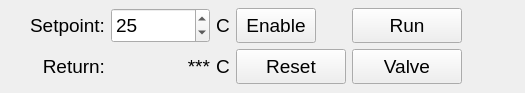
First picture: the form in LAUDA_UI.ui, repository smertouh/1_MeV_UI_additional, before the edit.
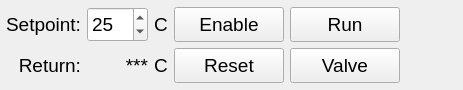
Second picture: the form after the edit. Icons and pictures are not drawn.

```diff
--- a/LAUDA_UI.ui
+++ b/LAUDA_UI.ui
@@ -6,8 +6,8 @@
    <rect>
     <x>0</x>
     <y>0</y>
-    <width>525</width>
-    <height>93</height>
+    <width>449</width>
+    <height>90</height>
    </rect>
   </property>
   <property name="sizePolicy">
@@ -18,13 +18,13 @@
   </property>
   <property name="minimumSize">
    <size>
-    <width>525</width>
-    <height>93</height>
+    <width>0</width>
+    <height>0</height>
    </size>
   </property>
   <property name="maximumSize">
    <size>
-    <width>525</width>
+    <width>449</width>
     <height>93</height>
    </size>
   </property>
@@ -145,7 +145,7 @@
       <item row="0" column="1">
        <widget class="QSpinBox" name="spinBox_4">
         <property name="sizePolicy">
-         <sizepolicy hsizetype="Minimum" vsizetype="Fixed">
+         <sizepolicy hsizetype="Maximum" vsizetype="Fixed">
           <horstretch>0</horstretch>
           <verstretch>0</verstretch>
          </sizepolicy>
@@ -220,20 +220,20 @@
       <item row="0" column="3">
        <widget class="QPushButton" name="pushButton_6">
         <property name="sizePolicy">
-         <sizepolicy hsizetype="Maximum" vsizetype="Fixed">
+         <sizepolicy hsizetype="Preferred" vsizetype="Fixed">
           <horstretch>0</horstretch>
           <verstretch>0</verstretch>
          </sizepolicy>
         </property>
         <property name="minimumSize">
          <size>
-          <width>0</width>
+          <width>110</width>
           <height>35</height>
          </size>
         </property>
         <property name="maximumSize">
          <size>
-          <width>16777215</width>
+          <width>110</width>
           <height>35</height>
          </size>
         </property>
```
